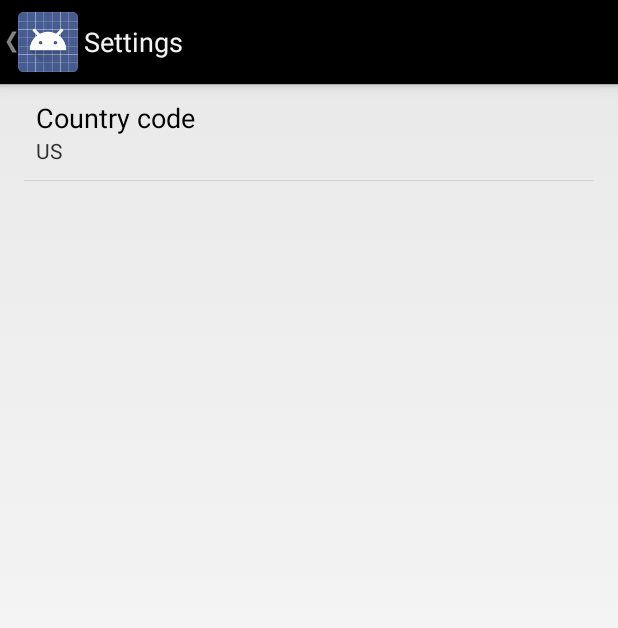
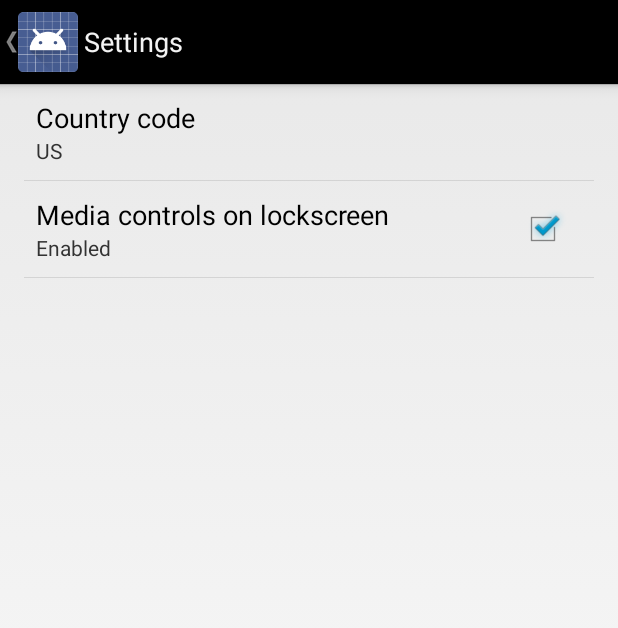
Before and after one commit to VeskoI/Spotify-Streamer, an Android app: the SettingsActivity screen opened directly, with no data from a screen before it, on a phone screen of 412 x 824 dp. Shown: the top 628 px of the screen. Run offline under Robolectric (Android 15) with nearby library versions, the phone set to English and light mode, and no system bars.

Commit message:
Add propery to control lockscreen notification

```diff
--- a/app/src/main/java/com/vesko/android/spotifystreamer/PlayerService.java
+++ b/app/src/main/java/com/vesko/android/spotifystreamer/PlayerService.java
@@ -322,8 +322,9 @@ public class PlayerService extends Service implements MediaPlayer.OnPreparedList
             Picasso.with(getApplicationContext()).load(mCurrentSong.getAlbumPic()).into(mThumbPicassoTarget);
         }
 
+        boolean notificaitonOnLockscreen = Utils.lockscreenNotificationEnalbed(getApplicationContext());
         if (Build.VERSION.SDK_INT >= Build.VERSION_CODES.LOLLIPOP) {
-            builder.setVisibility(Notification.VISIBILITY_PUBLIC);
+            builder.setVisibility(notificaitonOnLockscreen ? Notification.VISIBILITY_PUBLIC : Notification.VISIBILITY_SECRET);
         }
 
         startForeground(NOTIFICATION_ID, builder.build());
--- a/app/src/main/java/com/vesko/android/spotifystreamer/TopTracksFragment.java
+++ b/app/src/main/java/com/vesko/android/spotifystreamer/TopTracksFragment.java
@@ -87,7 +87,6 @@ public class TopTracksFragment extends GenericFragment {
         protected Tracks doInBackground(String... params) {
             Map<String, Object> queryParams = new HashMap<>();
             queryParams.put(PARAM_COUNTRY, Utils.getCountryCode(getActivity()));
-            Log.d("vesko", "using countryCode: " + Utils.getCountryCode(getActivity()));
             return spotify.getArtistTopTrack(params[0], queryParams);
         }
 
--- a/app/src/main/java/com/vesko/android/spotifystreamer/Utils.java
+++ b/app/src/main/java/com/vesko/android/spotifystreamer/Utils.java
@@ -17,4 +17,9 @@ public class Utils {
         return prefs.getString(context.getString(R.string.pref_country_code_key),
                 context.getString(R.string.pref_country_code_default_value));
     }
+
+    public static boolean lockscreenNotificationEnalbed(Context context) {
+        SharedPreferences prefs = PreferenceManager.getDefaultSharedPreferences(context);
+        return prefs.getBoolean(context.getString(R.string.pref_enable_lockscreen_controls_key), false);
+    }
 }
--- a/app/src/main/res/values/strings.xml
+++ b/app/src/main/res/values/strings.xml
@@ -28,4 +28,9 @@
     <string name="pref_country_code_key" translatable="false">pref_country_code</string>
     <string name="pref_country_code_default_value" translatable="false">US</string>
     <string name="settings">Settings</string>
+    <string name="pref_enable_lockscreen_controls_default">true</string>
+    <string name="pref_enable_lockscreen_controls_key">lockscreen_controls</string>
+    <string name="pref_enable_lockscreen_controls_false">Not Enabled</string>
+    <string name="pref_enable_lockscreen_controls_true">Enabled</string>
+    <string name="pref_enable_lockscreen_controls_label">Media controls on lockscreen</string>
 </resources>
--- a/app/src/main/res/xml/prefs.xml
+++ b/app/src/main/res/xml/prefs.xml
@@ -11,11 +11,11 @@
         android:singleLine="true"
         android:title="@string/pref_country_code_label"/>
 
-    <!--<CheckBoxPreference-->
-        <!--android:defaultValue="@string/pref_enable_notifications_default"-->
-        <!--android:key="@string/pref_enable_notifications_key"-->
-        <!--android:summaryOff="@string/pref_enable_notifications_false"-->
-        <!--android:summaryOn="@string/pref_enable_notifications_true"-->
-        <!--android:title="@string/pref_enable_notifications_label"/>-->
+    <CheckBoxPreference
+        android:defaultValue="@string/pref_enable_lockscreen_controls_default"
+        android:key="@string/pref_enable_lockscreen_controls_key"
+        android:summaryOff="@string/pref_enable_lockscreen_controls_false"
+        android:summaryOn="@string/pref_enable_lockscreen_controls_true"
+        android:title="@string/pref_enable_lockscreen_controls_label"/>
 
 </PreferenceScreen>
```
